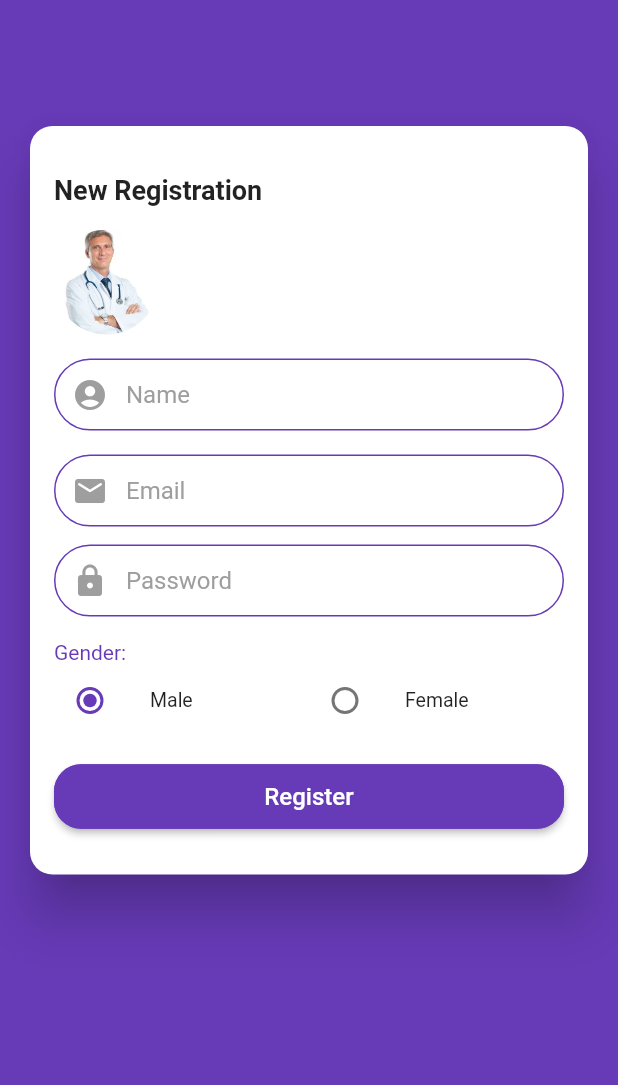
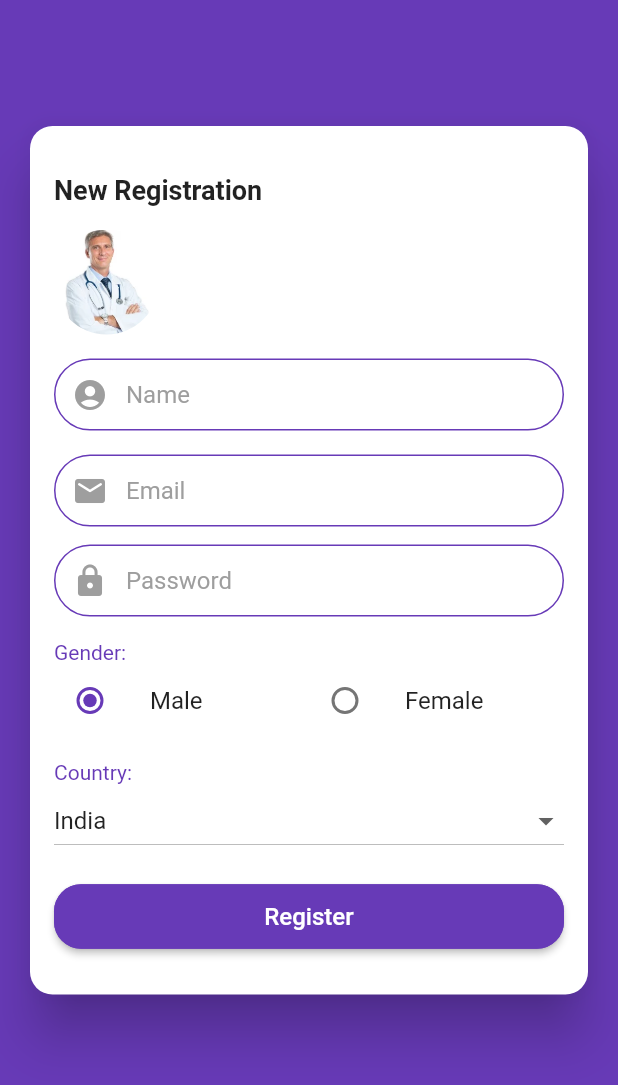
Before and after one commit to Neerav006/flutterui, a Flutter app: the SignUpPage screen opened directly, on a phone screen of 412 x 824 dp. Shown: the top 1085 px of the screen. Run offline on Flutter 3.47's test engine with Material 2 defaults, Android fonts, the phone set to English and light mode, and no system bars.

Commit message:
sign up page design changes

```diff
--- a/lib/signup/sign_up.dart
+++ b/lib/signup/sign_up.dart
@@ -18,13 +18,13 @@ class _SignUpPageState extends State<SignUpPage> {
   var focusNodePassword = new FocusNode();
   var focusNodeUserName = new FocusNode();
 
-
   String _name = "";
-  String  _genderImage = "images/doctor_male.webp";
-  String  _address = "";
+  String _genderImage = "images/doctor_male.webp";
+  String _address = "";
   String _email = "";
   String _password = "";
   int radioSelection = 0;
+  String country = "India";
 
   var leftMargin = 16.0;
 
@@ -32,11 +32,10 @@ class _SignUpPageState extends State<SignUpPage> {
   Widget build(BuildContext context) {
     return Scaffold(
       body: OrientationBuilder(
-        builder: (context,orientation){
-          if(orientation == Orientation.portrait){
+        builder: (context, orientation) {
+          if (orientation == Orientation.portrait) {
             leftMargin = 16.0;
-          }
-          else{
+          } else {
             leftMargin = 80;
           }
           return Stack(children: [
@@ -46,7 +45,6 @@ class _SignUpPageState extends State<SignUpPage> {
             Form(
               key: _formKey,
               autovalidateMode: AutovalidateMode.onUserInteraction,
-
               child: SingleChildScrollView(
                 child: buildPadding(context),
               ),
@@ -59,7 +57,7 @@ class _SignUpPageState extends State<SignUpPage> {
 
   Padding buildPadding(BuildContext context) {
     return Padding(
-            padding:  EdgeInsets.fromLTRB(leftMargin, 80.0, leftMargin, 32.0),
+      padding: EdgeInsets.fromLTRB(leftMargin, 80.0, leftMargin, 32.0),
       child: Card(
         elevation: 15,
         shape: RoundedRectangleBorder(
@@ -68,18 +66,21 @@ class _SignUpPageState extends State<SignUpPage> {
         color: Colors.white,
         child: Padding(
           padding: const EdgeInsets.all(16.0),
-                child: Column(
+          child: buildColumnOfForm(context),
+        ),
+      ),
+    );
+  }
+
+  Column buildColumnOfForm(BuildContext context) {
+    return Column(
       crossAxisAlignment: CrossAxisAlignment.start,
       children: [
         Padding(
-                      padding: const EdgeInsets.fromLTRB(
-                          0.0, 16.0, 0.0, 0.0),
+          padding: const EdgeInsets.fromLTRB(0.0, 16.0, 0.0, 0.0),
           child: Text(
             'New Registration',
-                        style: TextStyle(
-                          fontSize: 18,
-                          fontWeight: FontWeight.w700
-                        ),
+            style: TextStyle(fontSize: 18, fontWeight: FontWeight.w700),
           ),
         ),
         SizedBox(
@@ -87,8 +88,7 @@ class _SignUpPageState extends State<SignUpPage> {
         ),
         CircleAvatar(
           radius: 35,
-                      backgroundImage:
-                      AssetImage(_genderImage),
+          backgroundImage: AssetImage(_genderImage),
           backgroundColor: Colors.transparent,
         ),
 
@@ -108,15 +108,13 @@ class _SignUpPageState extends State<SignUpPage> {
             }
           },
           onFieldSubmitted: (_) {
-                        fieldFocusChange(
-                            context, focusNodeUserName, focusNodeEmail);
+            fieldFocusChange(context, focusNodeUserName, focusNodeEmail);
           },
           onSaved: (name) {
             this._name = name;
           },
           decoration: InputDecoration(
-                        contentPadding:
-                        EdgeInsets.symmetric(vertical: -5),
+            contentPadding: EdgeInsets.symmetric(vertical: -5),
             // labelText: 'Username',
             hintText: 'Name',
             hintStyle: TextStyle(color: Colors.grey),
@@ -135,8 +133,7 @@ class _SignUpPageState extends State<SignUpPage> {
               borderRadius: const BorderRadius.all(
                 const Radius.circular(25.0),
               ),
-                          borderSide: BorderSide(
-                              color: Colors.deepPurple, width: 1.0),
+              borderSide: BorderSide(color: Colors.deepPurple, width: 1.0),
             ),
           ),
         ),
@@ -149,8 +146,8 @@ class _SignUpPageState extends State<SignUpPage> {
           focusNode: focusNodeEmail,
           controller: _emailController,
           validator: (email) {
-                        bool isEmailValid = RegExp(
-                            r'^.+@[a-zA-Z]+\.{1}[a-zA-Z]+(\.{0,1}[a-zA-Z]+)$')
+            bool isEmailValid =
+                RegExp(r'^.+@[a-zA-Z]+\.{1}[a-zA-Z]+(\.{0,1}[a-zA-Z]+)$')
                     .hasMatch(email);
             if (isEmailValid) {
               return null;
@@ -159,15 +156,13 @@ class _SignUpPageState extends State<SignUpPage> {
             }
           },
           onFieldSubmitted: (_) {
-                        fieldFocusChange(
-                            context, focusNodeEmail, focusNodePassword);
+            fieldFocusChange(context, focusNodeEmail, focusNodePassword);
           },
           onSaved: (email) {
             this._email = email;
           },
           decoration: InputDecoration(
-                        contentPadding:
-                        EdgeInsets.symmetric(vertical: -5),
+            contentPadding: EdgeInsets.symmetric(vertical: -5),
             // labelText: 'Username',
             hintText: 'Email',
             hintStyle: TextStyle(color: Colors.grey),
@@ -186,8 +181,7 @@ class _SignUpPageState extends State<SignUpPage> {
               borderRadius: const BorderRadius.all(
                 const Radius.circular(25.0),
               ),
-                          borderSide: BorderSide(
-                              color: Colors.deepPurple, width: 1.0),
+              borderSide: BorderSide(color: Colors.deepPurple, width: 1.0),
             ),
           ),
         ),
@@ -207,8 +201,7 @@ class _SignUpPageState extends State<SignUpPage> {
             this._password = password;
           },
           decoration: InputDecoration(
-                        contentPadding:
-                        EdgeInsets.symmetric(vertical: -5),
+            contentPadding: EdgeInsets.symmetric(vertical: -5),
             hintText: 'Password',
             hintStyle: TextStyle(color: Colors.grey),
             filled: true,
@@ -226,61 +219,50 @@ class _SignUpPageState extends State<SignUpPage> {
               borderRadius: const BorderRadius.all(
                 const Radius.circular(25.0),
               ),
-                          borderSide: BorderSide(
-                              color: Colors.deepPurple, width: 1.0),
+              borderSide: BorderSide(color: Colors.deepPurple, width: 1.0),
             ),
           ),
           obscureText: true,
         ),
         SizedBox(height: 16.0),
         // radio button selection male or female
-                    Text("Gender: ",style: TextStyle(color: Colors.deepPurple),),
-                    Row(
-                      children: [
-                        Flexible(
-                          child: ListTile(
-                            dense:true,
-                            contentPadding: EdgeInsets.symmetric(vertical: 0.0, horizontal:
-                            0.0),
-                            title: Text(
-                              'Male',
+        Text(
+          "Gender: ",
+          style: TextStyle(color: Colors.deepPurple),
         ),
-                              leading: Radio(value: 0, groupValue: radioSelection, onChanged: (value){
+        buildGenderRadioBtn(),
+        SizedBox(height: 16.0),
+        Text(
+          "Country: ",
+          style: TextStyle(color: Colors.deepPurple),
+        ),
+        DropdownButton<String>(
+          onTap: (){
+            FocusScope.of(context).unfocus();
+          },
+          isExpanded: true,
+          value: country,
+          items: <String>['India', 'USA', 'England', 'Australia'].map((String value) {
+            return new DropdownMenuItem<String>(
+              value: value,
+              child: new Text(value),
+            );
+          }).toList(),
+          onChanged: (value) {
             setState(() {
-                                    this.radioSelection = value;
-                                    this._genderImage = "images/doctor_male.webp";
+              this.country = value;
             });
-                              }),
+
+          },
         ),
-                        ),
-
-                        Flexible(
-                          child: ListTile(
-                            dense:true,
-                            contentPadding: EdgeInsets.symmetric(vertical: 0.0, horizontal:
-                            0.0),
-                            title: Text(
-                              'Female',
-                            ),
-                            leading: Radio(value: 1, groupValue: radioSelection, onChanged: (value){
-                                      setState(() {
-                                        this.radioSelection = value;
-                                        this._genderImage = "images/dr_sample.jpg";
-                                      });
-                            }),
-                          ),
-                        ),
-                      ],
-                    ),
-                    SizedBox(height: 16.0),
+        SizedBox(height: 16,),
         Container(
           width: double.infinity,
           // width: 200,
           child: RaisedButton(
               shape: RoundedRectangleBorder(
                   borderRadius: BorderRadius.circular(18.0),
-                              side:
-                              BorderSide(color: Colors.deepPurple)),
+                  side: BorderSide(color: Colors.deepPurple)),
               color: Colors.deepPurple,
               child: Padding(
                 padding: const EdgeInsets.all(12.0),
@@ -298,11 +280,8 @@ class _SignUpPageState extends State<SignUpPage> {
                   print("Email:- $_email");
                   print("Pass:- $_password");
 
-                              Navigator.push(
-                                  context,
-                                  MaterialPageRoute(
-                                      builder: (context) =>
-                                          HomePage()));
+                  Navigator.push(context,
+                      MaterialPageRoute(builder: (context) => HomePage()));
                 }
 
                 /*  String email = _emailController.text;
@@ -327,12 +306,55 @@ class _SignUpPageState extends State<SignUpPage> {
           height: 12,
         ),
       ],
-                ),
-              ),
-            ),
     );
   }
 
+  Row buildGenderRadioBtn() {
+    return Row(
+      children: [
+        Flexible(
+          child: ListTile(
+            dense: true,
+            contentPadding:
+                EdgeInsets.symmetric(vertical: 0.0, horizontal: 0.0),
+            title: Text(
+              'Male',
+              style: TextStyle(fontSize: 16),
+            ),
+            leading: Radio(
+                value: 0,
+                groupValue: radioSelection,
+                onChanged: (value) {
+                  setState(() {
+                    this.radioSelection = value;
+                    this._genderImage = "images/doctor_male.webp";
+                  });
+                }),
+          ),
+        ),
+        Flexible(
+          child: ListTile(
+            dense: true,
+            contentPadding:
+                EdgeInsets.symmetric(vertical: 0.0, horizontal: 0.0),
+            title: Text(
+              'Female',
+              style: TextStyle(fontSize: 16),
+            ),
+            leading: Radio(
+                value: 1,
+                groupValue: radioSelection,
+                onChanged: (value) {
+                  setState(() {
+                    this.radioSelection = value;
+                    this._genderImage = "images/dr_sample.jpg";
+                  });
+                }),
+          ),
+        ),
+      ],
+    );
+  }
 
   void showSnackBarMessage(String message, BuildContext context) {
     final snackBar = SnackBar(content: Text(message));
```
Lines whose indentation alone changed are shown as unchanged.
